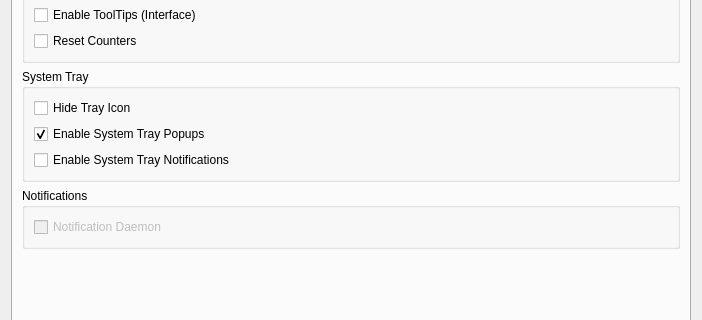
Qt form code/control_box/ui/controlbox.ui (andrew-bibb/cmst) before a commit; both pictures show x 0 to 702 and y 96 to 416 of the 702 by 546 pixel window.
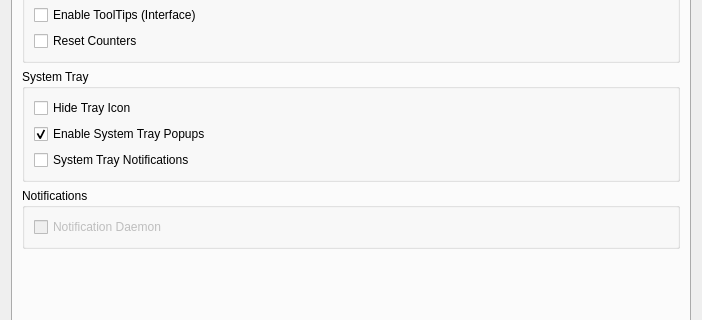
The same form after that commit. The open tabs and pages were chosen to show the change. Icons and pictures are not drawn.

Diff of the .ui file:
```diff
--- a/code/control_box/ui/controlbox.ui
+++ b/code/control_box/ui/controlbox.ui
@@ -902,7 +902,7 @@
              <string>&lt;html&gt;&lt;head/&gt;&lt;body&gt;&lt;p&gt;If checked the system tray will popup a notify message when a significant connman related event is received.&lt;/p&gt;&lt;p&gt;Notifications can be handled by the System Tray Icon, or by a Notify daemon if one is installed.  Both can not be active at the same time.&lt;/p&gt;&lt;/body&gt;&lt;/html&gt;</string>
             </property>
             <property name="text">
-             <string>Enable System Tray Notifications</string>
+             <string>System Tray Notifications</string>
             </property>
            </widget>
           </item>
```
Left out of the diff: 55 changed lines with no effect on the pictures.
